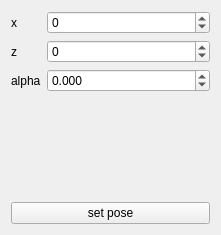
Before: the Qt Designer form components/manualLocalization/src/mainUI.ui in robocomp/robocomp-shelly, drawn with Qt 5.
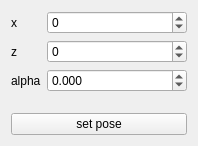
After: the same form once the commit is applied.

Patch:
```diff
--- a/components/manualLocalization/src/mainUI.ui
+++ b/components/manualLocalization/src/mainUI.ui
@@ -6,8 +6,8 @@
    <rect>
     <x>0</x>
     <y>0</y>
-    <width>221</width>
-    <height>235</height>
+    <width>198</width>
+    <height>146</height>
    </rect>
   </property>
   <property name="windowTitle">
@@ -19,10 +19,10 @@
      <item row="0" column="1">
       <widget class="QSpinBox" name="xw">
        <property name="minimum">
-        <number>-10000</number>
+        <number>-50000</number>
        </property>
        <property name="maximum">
-        <number>10000</number>
+        <number>50000</number>
        </property>
        <property name="singleStep">
         <number>10</number>
@@ -32,10 +32,10 @@
      <item row="1" column="1">
       <widget class="QSpinBox" name="zw">
        <property name="minimum">
-        <number>-10000</number>
+        <number>-50000</number>
        </property>
        <property name="maximum">
-        <number>10000</number>
+        <number>50000</number>
        </property>
        <property name="singleStep">
         <number>10</number>
```
Left out of the diff: 2 changed lines with no effect on the pictures.
